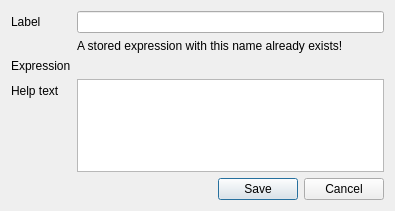
Qt form src/ui/qgsexpressionstoredialogbase.ui (qgis/QGIS) before a commit.
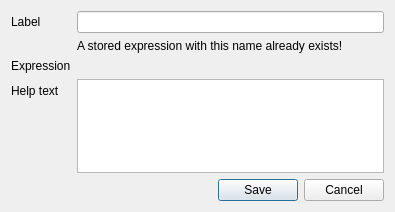
The same form after that commit. Custom widgets are drawn as their Qt base class.

Commit message: Capitalize window title

What changed in the file:
```diff
--- a/src/ui/qgsexpressionstoredialogbase.ui
+++ b/src/ui/qgsexpressionstoredialogbase.ui
@@ -7,7 +7,7 @@
     <x>0</x>
     <y>0</y>
     <width>395</width>
-    <height>211</height>
+    <height>212</height>
    </rect>
   </property>
   <property name="sizePolicy">
```
Left out of the diff: 2 changed lines with no effect on the pictures.
